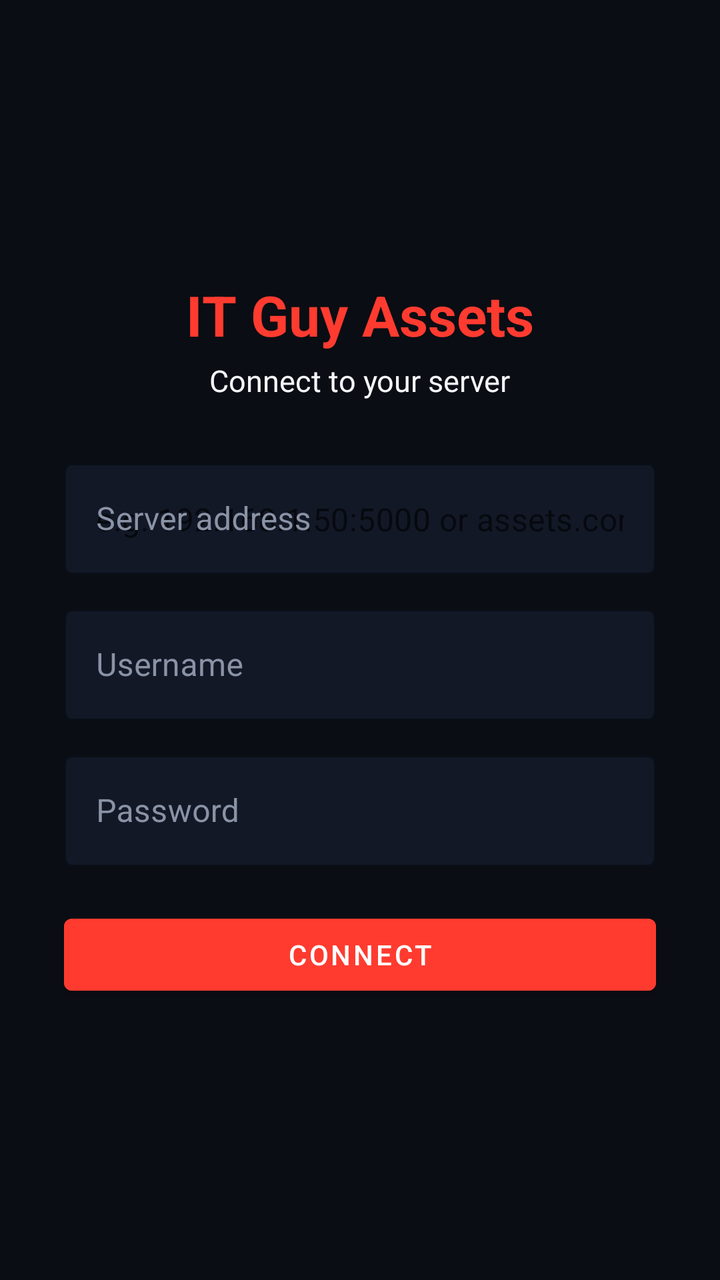
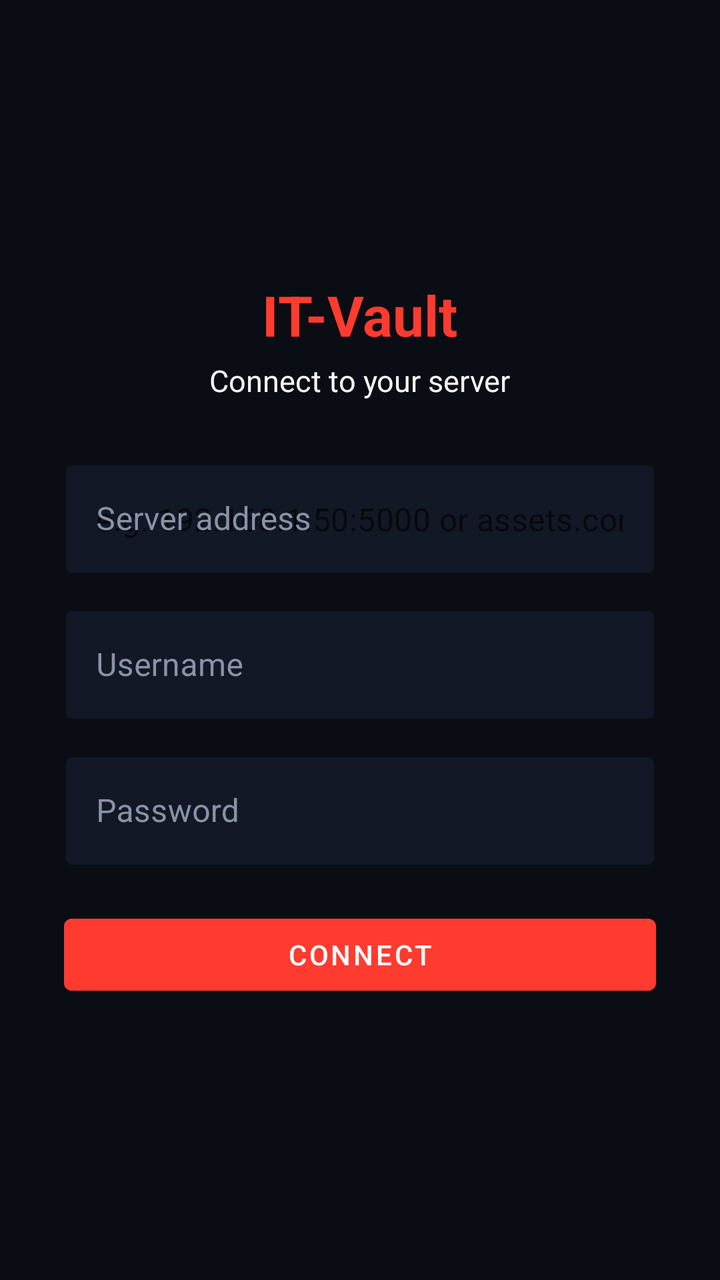

Before-and-after screenshots of an Android layout around one commit, followed by the original layout XML and the change that was made.
<!-- AndroidManifest.xml: application theme Theme.ItGuyAssets -->
<!-- res/layout/activity_login.xml -->
<?xml version="1.0" encoding="utf-8"?>
<ScrollView xmlns:android="http://schemas.android.com/apk/res/android"
    xmlns:app="http://schemas.android.com/apk/res-auto"
    android:layout_width="match_parent"
    android:layout_height="match_parent"
    android:fillViewport="true"
    android:background="@color/bg">

    <LinearLayout
        android:layout_width="match_parent"
        android:layout_height="wrap_content"
        android:orientation="vertical"
        android:gravity="center"
        android:padding="32dp">

        <TextView
            android:layout_width="wrap_content"
            android:layout_height="wrap_content"
            android:text="@string/app_name"
            android:textColor="@color/accent"
            android:textSize="28sp"
            android:textStyle="bold"
            android:layout_marginBottom="4dp" />

        <TextView
            android:layout_width="wrap_content"
            android:layout_height="wrap_content"
            android:text="@string/setup_title"
            android:textColor="@color/text"
            android:textSize="15sp"
            android:layout_marginBottom="26dp" />

        <com.google.android.material.textfield.TextInputLayout
            android:layout_width="match_parent"
            android:layout_height="wrap_content"
            android:hint="@string/server_address_label"
            style="@style/DarkInputLayout">
            <com.google.android.material.textfield.TextInputEditText
                android:id="@+id/serverInput"
                android:layout_width="match_parent"
                android:layout_height="wrap_content"
                android:inputType="textUri"
                android:textColor="@color/text"
                android:hint="@string/server_address_placeholder" />
        </com.google.android.material.textfield.TextInputLayout>

        <com.google.android.material.textfield.TextInputLayout
            android:layout_width="match_parent"
            android:layout_height="wrap_content"
            android:layout_marginTop="12dp"
            android:hint="Username"
            style="@style/DarkInputLayout">
            <com.google.android.material.textfield.TextInputEditText
                android:id="@+id/userInput"
                android:layout_width="match_parent"
                android:layout_height="wrap_content"
                android:inputType="text"
                android:textColor="@color/text" />
        </com.google.android.material.textfield.TextInputLayout>

        <com.google.android.material.textfield.TextInputLayout
            android:layout_width="match_parent"
            android:layout_height="wrap_content"
            android:layout_marginTop="12dp"
            android:hint="Password"
            style="@style/DarkInputLayout">
            <com.google.android.material.textfield.TextInputEditText
                android:id="@+id/passInput"
                android:layout_width="match_parent"
                android:layout_height="wrap_content"
                android:inputType="textPassword"
                android:imeOptions="actionGo"
                android:textColor="@color/text" />
        </com.google.android.material.textfield.TextInputLayout>

        <TextView
            android:id="@+id/loginError"
            android:layout_width="match_parent"
            android:layout_height="wrap_content"
            android:layout_marginTop="10dp"
            android:textColor="@color/accent"
            android:textSize="13sp"
            android:visibility="gone" />

        <com.google.android.material.button.MaterialButton
            android:id="@+id/loginBtn"
            android:layout_width="match_parent"
            android:layout_height="wrap_content"
            android:layout_marginTop="20dp"
            android:backgroundTint="@color/accent"
            android:text="@string/connect_button" />

        <ProgressBar
            android:id="@+id/loginProgress"
            android:layout_width="wrap_content"
            android:layout_height="wrap_content"
            android:layout_marginTop="18dp"
            android:visibility="gone"
            android:indeterminateTint="@color/accent" />
    </LinearLayout>
</ScrollView>
<!-- resources referenced by this layout -->
<resources>
  <color name="accent">#FF3B30</color>
  <color name="bg">#0A0D13</color>
  <color name="text">#F5F6FA</color>
  <string name="app_name">IT Guy Assets</string>
  <string name="connect_button">Connect</string>
  <string name="server_address_label">Server address</string>
  <string name="server_address_placeholder">e.g. 192.168.1.50:5000 or assets.company.com</string>
  <string name="setup_title">Connect to your server</string>
  <style name="DarkInputLayout" parent="Widget.MaterialComponents.TextInputLayout.OutlinedBox">
          <item name="boxStrokeColor">@color/accent</item>
          <item name="hintTextColor">@color/muted</item>
          <item name="android:textColorHint">@color/muted</item>
          <item name="boxBackgroundColor">@color/surface</item>
      </style>
  <style name="Theme.ItGuyAssets" parent="Theme.MaterialComponents.DayNight.NoActionBar">
          <item name="colorPrimary">@color/accent</item>
          <item name="colorPrimaryDark">@color/bg</item>
          <item name="colorAccent">@color/accent</item>
          <item name="android:windowBackground">@color/bg</item>
          <item name="android:statusBarColor">@color/bg</item>
          <item name="android:navigationBarColor">@color/bg</item>
          <item name="android:windowLightStatusBar">false</item>
      </style>
  <color name="muted">#8A93A6</color>
  <color name="surface">#121826</color>
</resources>

<!-- the commit's change to res/layout/activity_login.xml (unified diff, before → after) -->
@@ -30,48 +30,133 @@
             android:textSize="15sp"
             android:layout_marginBottom="26dp" />
 
-        <com.google.android.material.textfield.TextInputLayout
+        <LinearLayout
+            android:id="@+id/step1"
             android:layout_width="match_parent"
             android:layout_height="wrap_content"
-            android:hint="@string/server_address_label"
-            style="@style/DarkInputLayout">
-            <com.google.android.material.textfield.TextInputEditText
-                android:id="@+id/serverInput"
+            android:orientation="vertical">
+
+            <com.google.android.material.textfield.TextInputLayout
                 android:layout_width="match_parent"
                 android:layout_height="wrap_content"
-                android:inputType="textUri"
-                android:textColor="@color/text"
-                android:hint="@string/server_address_placeholder" />
-        </com.google.android.material.textfield.TextInputLayout>
+                android:hint="@string/server_address_label"
+                style="@style/DarkInputLayout">
+                <com.google.android.material.textfield.TextInputEditText
+                    android:id="@+id/serverInput"
+                    android:layout_width="match_parent"
+                    android:layout_height="wrap_content"
+                    android:inputType="textUri"
+                    android:textColor="@color/text"
+                    android:hint="@string/server_address_placeholder" />
+            </com.google.android.material.textfield.TextInputLayout>
 
-        <com.google.android.material.textfield.TextInputLayout
+            <com.google.android.material.textfield.TextInputLayout
+                android:layout_width="match_parent"
+                android:layout_height="wrap_content"
+                android:layout_marginTop="12dp"
+                android:hint="Username"
+                style="@style/DarkInputLayout">
+                <com.google.android.material.textfield.TextInputEditText
+                    android:id="@+id/userInput"
+                    android:layout_width="match_parent"
+                    android:layout_height="wrap_content"
+                    android:inputType="text"
+                    android:textColor="@color/text" />
+            </com.google.android.material.textfield.TextInputLayout>
+
+            <com.google.android.material.textfield.TextInputLayout
+                android:layout_width="match_parent"
+                android:layout_height="wrap_content"
+                android:layout_marginTop="12dp"
+                android:hint="Password"
+                style="@style/DarkInputLayout">
+                <com.google.android.material.textfield.TextInputEditText
+                    android:id="@+id/passInput"
+                    android:layout_width="match_parent"
+                    android:layout_height="wrap_content"
+                    android:inputType="textPassword"
+                    android:imeOptions="actionGo"
+                    android:textColor="@color/text" />
+            </com.google.android.material.textfield.TextInputLayout>
+
+            <com.google.android.material.button.MaterialButton
+                android:id="@+id/loginBtn"
+                android:layout_width="match_parent"
+                android:layout_height="wrap_content"
+                android:layout_marginTop="20dp"
+                android:backgroundTint="@color/accent"
+                android:text="@string/connect_button" />
+        </LinearLayout>
+
+        <LinearLayout
+            android:id="@+id/step2fa"
             android:layout_width="match_parent"
             android:layout_height="wrap_content"
-            android:layout_marginTop="12dp"
-            android:hint="Username"
-            style="@style/DarkInputLayout">
-            <com.google.android.material.textfield.TextInputEditText
-                android:id="@+id/userInput"
+            android:orientation="vertical"
+            android:visibility="gone">
+
+            <TextView
+                android:id="@+id/tfaMsg"
                 android:layout_width="match_parent"
                 android:layout_height="wrap_content"
-                android:inputType="text"
-                android:textColor="@color/text" />
-        </com.google.android.material.textfield.TextInputLayout>
+                android:textColor="@color/muted"
+                android:textSize="13.5sp"
+                android:layout_marginBottom="14dp" />
 
-        <com.google.android.material.textfield.TextInputLayout
-            android:layout_width="match_parent"
-            android:layout_height="wrap_content"
-            android:layout_marginTop="12dp"
-            android:hint="Password"
-            style="@style/DarkInputLayout">
-            <com.google.android.material.textfield.TextInputEditText
-                android:id="@+id/passInput"
+            <com.google.android.material.textfield.TextInputLayout
                 android:layout_width="match_parent"
                 android:layout_height="wrap_content"
-                android:inputType="textPassword"
-                android:imeOptions="actionGo"
-                android:textColor="@color/text" />
-        </com.google.android.material.textfield.TextInputLayout>
+                android:hint="Verification code"
+                style="@style/DarkInputLayout">
+                <com.google.android.material.textfield.TextInputEditText
+                    android:id="@+id/code2fa"
+                    android:layout_width="match_parent"
+                    android:layout_height="wrap_content"
+                    android:inputType="number"
+                    android:maxLength="6"
+                    android:imeOptions="actionGo"
+                    android:textColor="@color/text" />
+            </com.google.android.material.textfield.TextInputLayout>
+
+            <com.google.android.material.button.MaterialButton
+                android:id="@+id/verify2faBtn"
+                android:layout_width="match_parent"
+                android:layout_height="wrap_content"
+                android:layout_marginTop="16dp"
+                android:backgroundTint="@color/accent"
+                android:text="Verify" />
+
+            <TextView
+                android:id="@+id/switchMethodBtn"
+                android:layout_width="match_parent"
+                android:layout_height="wrap_content"
+                android:layout_marginTop="14dp"
+                android:gravity="center"
+                android:textColor="@color/muted"
+                android:textSize="12.5sp"
+                android:visibility="gone" />
+
+            <TextView
+                android:id="@+id/resendCodeBtn"
+                android:layout_width="match_parent"
+                android:layout_height="wrap_content"
+                android:layout_marginTop="10dp"
+                android:gravity="center"
+                android:text="Resend code"
+                android:textColor="@color/muted"
+                android:textSize="12.5sp"
+                android:visibility="gone" />
+
+            <TextView
+                android:id="@+id/backToLoginBtn"
+                android:layout_width="match_parent"
+                android:layout_height="wrap_content"
+                android:layout_marginTop="10dp"
+                android:gravity="center"
+                android:text="← Back to sign in"
+                android:textColor="@color/muted"
+                android:textSize="12.5sp" />
+        </LinearLayout>
 
         <TextView
             android:id="@+id/loginError"
@@ -82,14 +167,6 @@
             android:textSize="13sp"
             android:visibility="gone" />
 
-        <com.google.android.material.button.MaterialButton
-            android:id="@+id/loginBtn"
-            android:layout_width="match_parent"
-            android:layout_height="wrap_content"
-            android:layout_marginTop="20dp"
-            android:backgroundTint="@color/accent"
-            android:text="@string/connect_button" />
-
         <ProgressBar
             android:id="@+id/loginProgress"
             android:layout_width="wrap_content"
<!-- resource entries referenced after the edit -->
@@ -3,7 +3,7 @@
   <color name="accent">#FF3B30</color>
   <color name="bg">#0A0D13</color>
   <color name="text">#F5F6FA</color>
-  <string name="app_name">IT Guy Assets</string>
+  <string name="app_name">IT-Vault</string>
   <string name="connect_button">Connect</string>
   <string name="server_address_label">Server address</string>
   <string name="server_address_placeholder">e.g. 192.168.1.50:5000 or assets.company.com</string>
